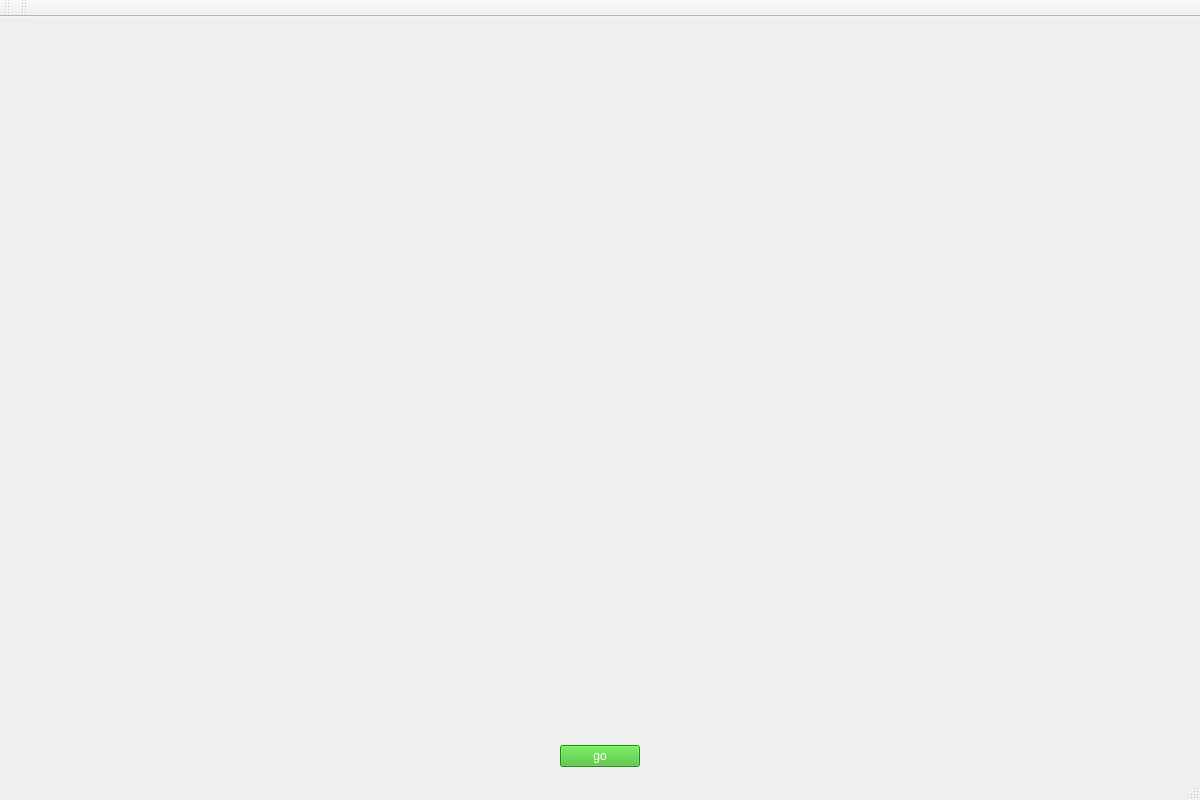
First picture: the form in mainwindow.ui, repository Saeedfhm/T_Monsters, before the edit.
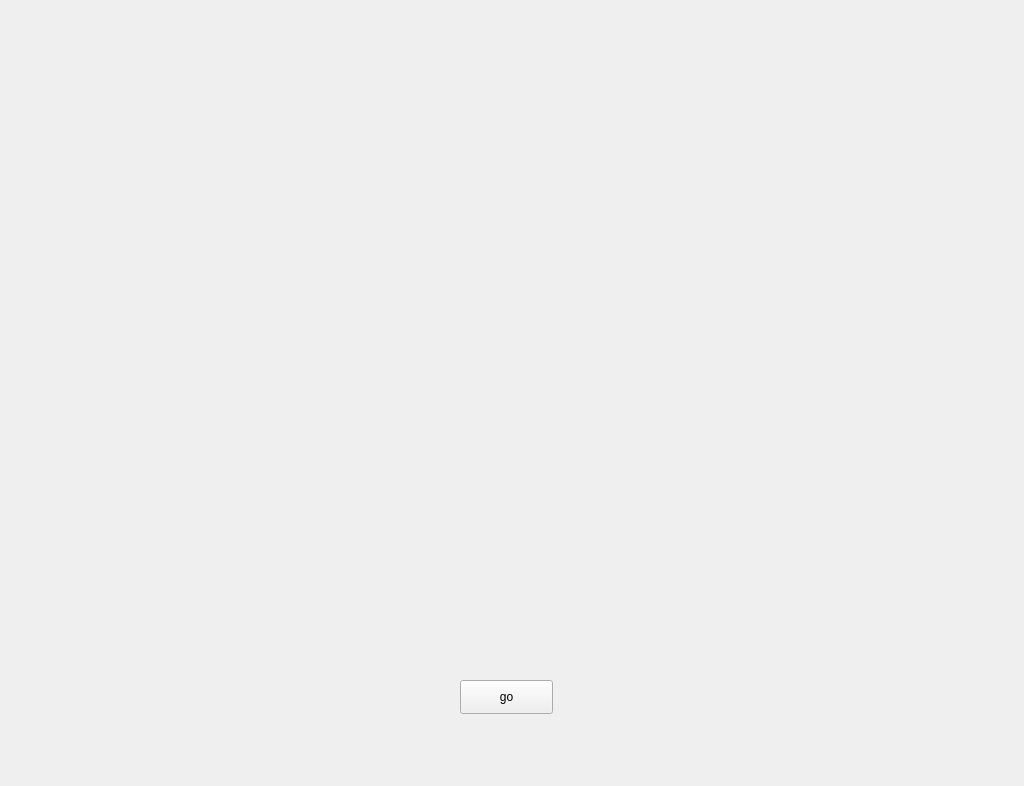
Second picture: the form after the edit. Icons and pictures are not drawn.

The edit to the form file:
```diff
--- a/mainwindow.ui
+++ b/mainwindow.ui
@@ -6,70 +6,33 @@
    <rect>
     <x>0</x>
     <y>0</y>
-    <width>1200</width>
-    <height>800</height>
+    <width>1024</width>
+    <height>786</height>
    </rect>
   </property>
   <property name="windowTitle">
    <string>MainWindow</string>
   </property>
+  <property name="styleSheet">
+   <string notr="true">background-image: url(:/new/background/image/background/16_07_55_raw.jpg);</string>
+  </property>
   <widget class="QWidget" name="centralWidget">
-   <layout class="QVBoxLayout" name="verticalLayout">
-    <item>
-     <layout class="QVBoxLayout" name="verticalLayout_3">
-      <item>
-       <widget class="QWidget" name="widget" native="true">
-        <property name="styleSheet">
-         <string notr="true">image: url(:/b1.png);</string>
-        </property>
-        <layout class="QVBoxLayout" name="verticalLayout_7"/>
-       </widget>
-      </item>
-     </layout>
-    </item>
-    <item alignment="Qt::AlignHCenter">
-     <widget class="QPushButton" name="go_btn">
-      <property name="styleSheet">
-       <string notr="true">color: rgb(255, 255, 255);
-background-color: rgb(61, 186, 39);
-font: 63 13pt &quot;URW Bookman&quot;;</string>
-      </property>
-      <property name="text">
-       <string>go</string>
-      </property>
-     </widget>
-    </item>
-   </layout>
-  </widget>
-  <widget class="QMenuBar" name="menuBar">
-   <property name="geometry">
-    <rect>
-     <x>0</x>
-     <y>0</y>
-     <width>1200</width>
-     <height>24</height>
-    </rect>
-   </property>
-  </widget>
-  <widget class="QToolBar" name="mainToolBar">
-   <attribute name="toolBarArea">
-    <enum>TopToolBarArea</enum>
-   </attribute>
-   <attribute name="toolBarBreak">
-    <bool>false</bool>
-   </attribute>
-  </widget>
-  <widget class="QStatusBar" name="statusBar"/>
-  <widget class="QToolBar" name="toolBar">
-   <property name="windowTitle">
-    <string>toolBar</string>
-   </property>
-   <attribute name="toolBarArea">
-    <enum>TopToolBarArea</enum>
-   </attribute>
-   <attribute name="toolBarBreak">
-    <bool>false</bool>
-   </attribute>
+   <widget class="QPushButton" name="go_btn">
+    <property name="geometry">
+     <rect>
+      <x>460</x>
+      <y>680</y>
+      <width>93</width>
+      <height>34</height>
+     </rect>
+    </property>
+    <property name="styleSheet">
+     <string notr="true"/>
+    </property>
+    <property name="text">
+     <string>go</string>
+    </property>
+   </widget>
   </widget>
  </widget>
  <layoutdefault spacing="6" margin="11"/>
```
